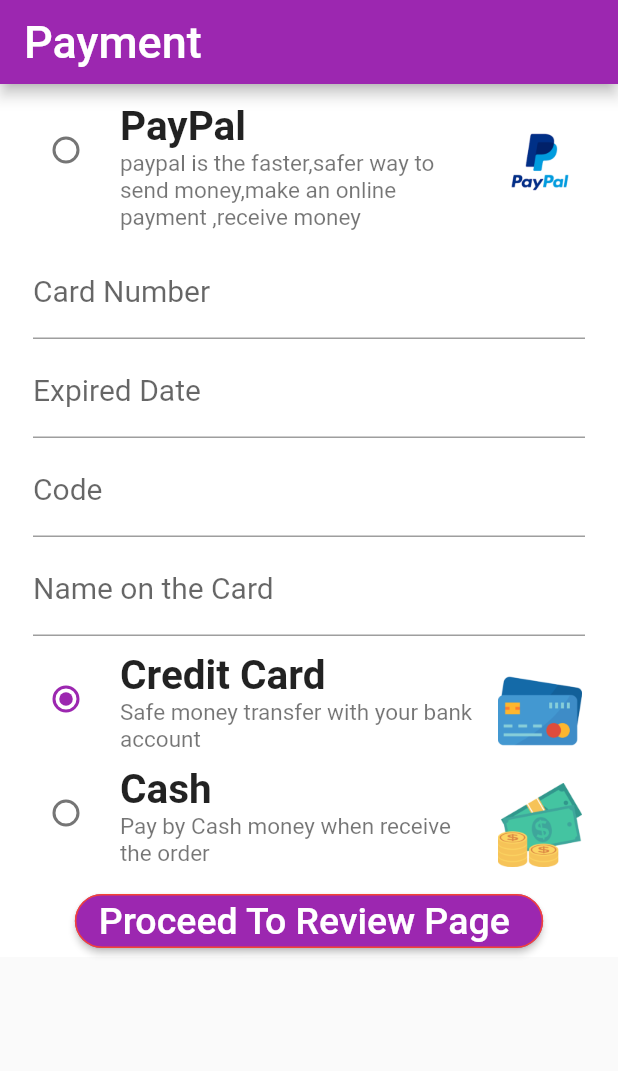
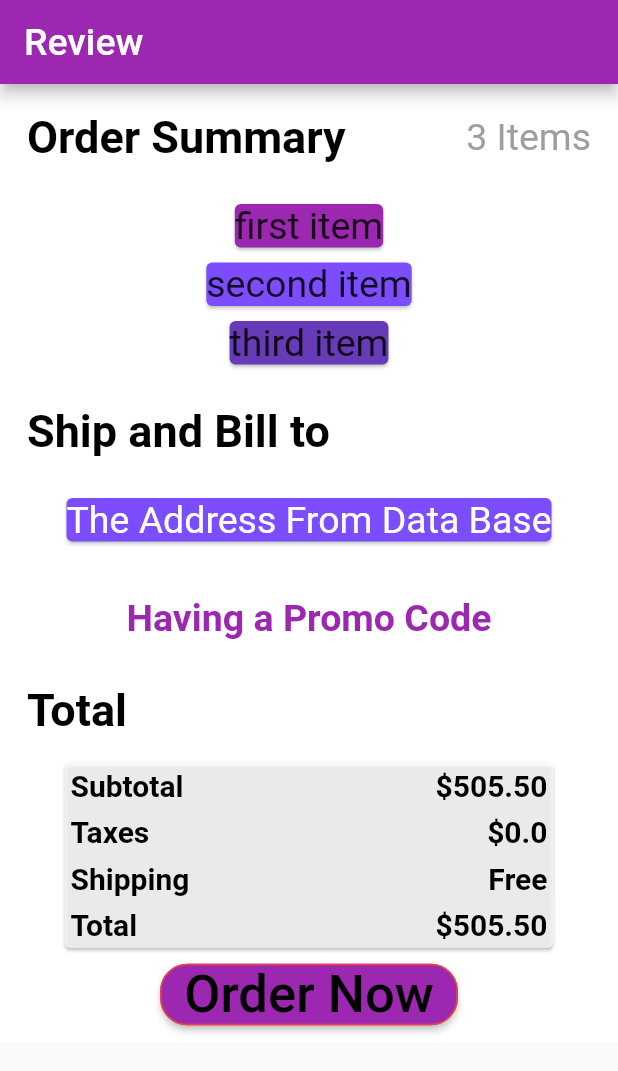
Before and after one commit to Youssef-Mostafa2000/E-Commerce-System, a Flutter app: the screen it shows after launch, on a phone screen of 412 x 824 dp. Shown: the top 1071 px of the screen. Run offline on Flutter 3.47's test engine with Material 2 defaults, Android fonts, the light colour scheme and no system bars.

Commit message:
hena ana 3amlt add lsaf7et el review m3 saf7et el address book

```diff
--- /dev/null
+++ b/Address_book_Page/lib/Review.dart
@@ -0,0 +1,270 @@
+import 'package:flutter/cupertino.dart';
+import 'package:flutter/material.dart';
+
+
+
+class Review extends StatefulWidget {
+  @override
+  _ReviewState createState() => _ReviewState();
+}
+
+class _ReviewState extends State<Review> {
+  bool promoflag=false;
+  int i=0;
+  void promo(){
+    setState(() {
+      if(i==0){
+        promoflag=true;
+        i=1;
+      }
+      else if(i==1)
+      {
+        promoflag=false;
+        i=0;
+      }
+    });
+  }
+
+  Widget build(BuildContext context) {
+    return  Scaffold(
+          appBar: AppBar(
+            title: Text(
+              "Review ",
+              style: TextStyle(
+                fontSize: 25,
+              ),
+            ),
+            backgroundColor: Colors.purple,
+          ),
+          body: SingleChildScrollView(
+            child: Container(
+              //height: double.infinity,
+              color: Colors.white,
+              child: Padding(
+                padding: const EdgeInsets.all(8.0),
+                child: Column(
+                  children: [
+                    Container(
+                      margin: EdgeInsets.all(10),
+                      child: Row(
+                        mainAxisAlignment: MainAxisAlignment.spaceBetween,
+                        children: [
+                          Text(
+                            "Order Summary",
+                            style: TextStyle(
+                                fontSize: 30,
+                                color: Colors.black,
+                                fontWeight: FontWeight.bold),
+                          ),
+                          Text(
+                            "3 Items",
+                            style: TextStyle(fontSize: 25, color: Colors.grey),
+                            textAlign: TextAlign.end,
+                          )
+                        ],
+                      ),
+                    ), //container bta3 el order summary wel no. of items
+                    Container(
+                      color: Colors.white24,
+                      margin: EdgeInsets.fromLTRB(24, 12, 24, 12),
+                      width: double.infinity,
+                      //height: 200,
+                      child: Container(
+                        color: Colors.white,
+                        child: Column(
+                          children: [
+                            Card(
+                              margin: EdgeInsets.fromLTRB(5, 5, 5, 5),
+                              color: Colors.purple,
+                              child: Text(
+                                "first item",
+                                style: TextStyle(fontSize: 25),
+                              ),
+                            ),
+                            Card(
+                              margin: EdgeInsets.fromLTRB(5, 5, 5, 5),
+                              color: Colors.deepPurpleAccent,
+                              child: Text(
+                                "second item",
+                                style: TextStyle(fontSize: 25),
+                              ),
+                            ),
+                            Card(
+                              margin: EdgeInsets.fromLTRB(5, 5, 5, 5),
+                              color: Colors.deepPurple,
+                              child: Text(
+                                "third item",
+                                style: TextStyle(fontSize: 25),
+                              ),
+                            ),
+                          ],
+                        ),
+                      ),
+                    ), //container bta3 el items to buy
+                    Container(
+                      margin: EdgeInsets.all(10),
+                      child: Row(
+                        mainAxisAlignment: MainAxisAlignment.spaceBetween,
+                        children: [
+                          Text(
+                            "Ship and Bill to",
+                            style: TextStyle(
+                                fontSize: 30,
+                                color: Colors.black,
+                                fontWeight: FontWeight.bold),
+                          ),
+                        ],
+                      ),
+                    ), //container bta3 el ship and bill to
+                    Container(
+                      color: Colors.white24,
+                      margin: EdgeInsets.fromLTRB(24, 12, 24, 12),
+                      width: double.infinity,
+                      //height: 200,
+                      child: Container(
+                        color: Colors.white,
+                        child: Column(
+                          children: [
+                            Card(
+                              margin: EdgeInsets.fromLTRB(5, 5, 5, 5),
+                              color: Colors.deepPurpleAccent,
+                              child: Text(
+                                "The Address From Data Base",
+                                style: TextStyle(fontSize: 25,color: Colors.white),
+                              ),
+
+                            ),
+                          ],
+                        ),
+                      ),
+                    ), //container bta3 el address
+                    Container(
+                      margin: EdgeInsets.all(10),
+                      child: Center(
+                        child: Column(
+                          children: [
+                            FlatButton(
+                              onPressed: promo,
+                              child: Text("Having a Promo Code",style: TextStyle(fontSize: 25,color: Colors.purple,fontWeight: FontWeight.bold),),
+                            ),
+                            Visibility(
+                              visible: promoflag,
+                              child: Container(
+                                margin: EdgeInsets.fromLTRB(20, 0, 20, 0),
+                                child: TextField(
+                                  decoration: InputDecoration(
+                                      labelText: "Enter the Promo Code",
+                                      labelStyle: TextStyle(fontSize: 20)
+                                  ),
+                                ),
+                              ),
+                            ),
+                          ],
+                        ),
+                      ),
+                    ), //container of the promo code
+                    Container(
+                      margin: EdgeInsets.all(10),
+                      child: Row(
+                        mainAxisAlignment: MainAxisAlignment.spaceBetween,
+                        children: [
+                          Text(
+                            "Total",
+                            style: TextStyle(
+                                fontSize: 30,
+                                color: Colors.black,
+                                fontWeight: FontWeight.bold),
+                          ),
+                        ],
+                      ),
+                    ), // container el totalhead
+                    Container(
+                      color: Colors.white,
+                      margin: EdgeInsets.fromLTRB(30, 2, 30, 2),
+                      width: double.infinity,
+                      //height: 200,
+                      child: Container(
+                        color: Colors.white,
+                        child: Column(
+                          children: [
+                            Card(
+                              margin: EdgeInsets.fromLTRB(5, 5, 5, 5),
+                              color: Colors.white70,
+                              child: Column(
+                                children: [
+                                  Padding(
+                                    padding: const EdgeInsets.all(4.0),
+                                    child: Row(
+                                      mainAxisAlignment: MainAxisAlignment.spaceBetween,
+                                      children: [
+                                        Text('Subtotal',style: TextStyle(fontSize: 20,color: CupertinoColors.black,fontWeight: FontWeight.bold),),
+                                        Text('\$505.50',style: TextStyle(fontSize: 20,color: CupertinoColors.black,fontWeight: FontWeight.bold),)
+
+                                      ],
+                                    ),
+                                  ), // row of subtotal
+                                  Padding(
+                                    padding: const EdgeInsets.all(4.0),
+                                    child: Row(
+                                      mainAxisAlignment: MainAxisAlignment.spaceBetween,
+                                      children: [
+                                        Text('Taxes',style: TextStyle(fontSize: 20,color: CupertinoColors.black,fontWeight: FontWeight.bold),),
+                                        Text('\$0.0',style: TextStyle(fontSize: 20,color: CupertinoColors.black,fontWeight: FontWeight.bold),)
+
+                                      ],
+                                    ),
+                                  ),   // row of taxes
+                                  Padding(
+                                    padding: const EdgeInsets.all(4.0),
+                                    child: Row(
+                                      mainAxisAlignment: MainAxisAlignment.spaceBetween,
+                                      children: [
+                                        Text('Shipping',style: TextStyle(fontSize: 20,color: CupertinoColors.black,fontWeight: FontWeight.bold)),
+                                        Text('Free',style: TextStyle(fontSize: 20,color: CupertinoColors.black,fontWeight: FontWeight.bold),)
+
+                                      ],
+                                    ),
+                                  ),  // row of shipping
+                                  Padding(
+                                    padding: const EdgeInsets.all(4.0),
+                                    child: Row(
+                                      mainAxisAlignment: MainAxisAlignment.spaceBetween,
+                                      children: [
+                                        Text('Total',style: TextStyle(fontSize: 20,color: CupertinoColors.black,fontWeight: FontWeight.bold),),
+                                        Text('\$505.50',style: TextStyle(fontSize: 20,color: CupertinoColors.black,fontWeight: FontWeight.bold),)
+
+                                      ],
+                                    ),
+                                  ),   // row of total
+
+
+
+
+                                ],
+                              ),
+
+                            ),
+                          ],
+                        ),
+                      ),
+                    ), //container el toral with money
+                    Container(
+                      child: RaisedButton(
+                        onPressed: (){},
+                        color: Colors.purple,
+                        child: Text("Order Now",style: TextStyle(fontSize: 35,color: Colors.black),),
+                        shape: RoundedRectangleBorder(
+                            borderRadius: BorderRadius.circular(18.0),
+                            side: BorderSide(color: Colors.red)
+                        ),
+                      ),
+                    ), //container that contains the button order now
+                  ],
+                ),
+              ),
+            ),
+          ),
+        );
+
+  }
+}
--- a/Address_book_Page/lib/main.dart
+++ b/Address_book_Page/lib/main.dart
@@ -5,6 +5,7 @@ import 'package:flutter/widgets.dart';
 import 'Addressbook.dart';
 import 'text_field.dart';
 import 'Payment.dart';
+import 'Review.dart';
 void main() {
   runApp(Homepage());
 }
@@ -18,7 +19,7 @@ class _HomepageState extends State<Homepage> {
   Widget build(BuildContext context) {
     return MaterialApp(
       debugShowCheckedModeBanner: false,
-      home: Payment(),
+      home: Review(),
 
     );
   }
```
